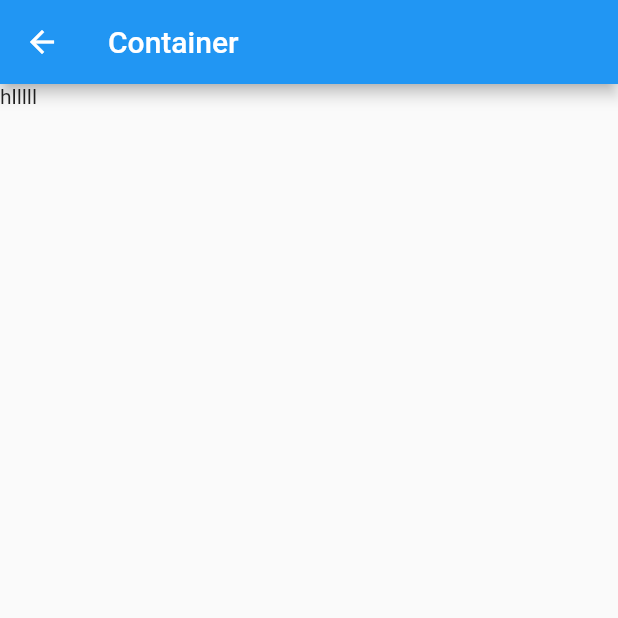
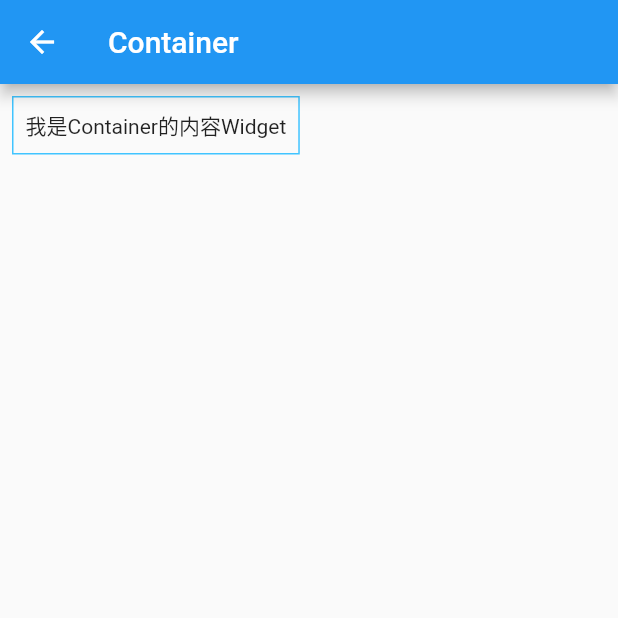
Before and after one commit to xuyisheng/flutter_dojo_other, a Flutter app: the ContainerPage screen opened directly, on a phone screen of 412 x 824 dp, the top half of it. Run offline on Flutter 3.47's test engine with Material 2 defaults, Android fonts, the phone set to English and light mode, and no system bars.

Commit message:
增加Layout等

```diff
--- a/lib/container_page/ContainerPage.dart
+++ /dev/null
@@ -1,13 +0,0 @@
-import 'package:flutter/material.dart';
-
-class ContainerPage extends StatelessWidget {
-  @override
-  Widget build(BuildContext context) {
-    return Scaffold(
-      appBar: AppBar(
-        title: Text('Container'),
-      ),
-      body: Text('hlllll'),
-    );
-  }
-}
--- /dev/null
+++ b/lib/layout/ColumnPage.dart
@@ -0,0 +1,19 @@
+import 'package:flutter/material.dart';
+
+class ColumnPage extends StatelessWidget {
+  @override
+  Widget build(BuildContext context) {
+    return Scaffold(
+      appBar: AppBar(
+        title: Text('Column'),
+      ),
+      body: Column(
+        children: <Widget>[
+          Text('我是第一个内容'),
+          Text('我是第二个内容'),
+          Text('我是第三个内容'),
+        ],
+      ),
+    );
+  }
+}
--- /dev/null
+++ b/lib/layout/ContainerPage.dart
@@ -0,0 +1,24 @@
+import 'package:flutter/material.dart';
+
+class ContainerPage extends StatelessWidget {
+  @override
+  Widget build(BuildContext context) {
+    return Scaffold(
+      appBar: AppBar(
+        title: Text('Container'),
+      ),
+      body: Column(
+        crossAxisAlignment: CrossAxisAlignment.start,
+        children: <Widget>[
+          Container(
+            margin: EdgeInsets.all(8),
+            padding: EdgeInsets.all(8),
+            child: Text('我是Container的内容Widget'),
+            decoration: BoxDecoration(
+                border: Border.all(color: Colors.lightBlueAccent)),
+          )
+        ],
+      ),
+    );
+  }
+}
--- /dev/null
+++ b/lib/layout/RowPage.dart
@@ -0,0 +1,19 @@
+import 'package:flutter/material.dart';
+
+class RowPage extends StatelessWidget {
+  @override
+  Widget build(BuildContext context) {
+    return Scaffold(
+      appBar: AppBar(
+        title: Text('Row'),
+      ),
+      body: Row(
+        children: <Widget>[
+          Text('我是第一个内容'),
+          Text('我是第二个内容'),
+          Text('我是第三个内容'),
+        ],
+      ),
+    );
+  }
+}
```
Also changed, not shown: lib/layout/ExpandedPage.dart (added, +41 -0 lines), lib/layout/IndexedStackPage.dart (added, +28 -0 lines), lib/layout/StackPage.dart (added, +27 -0 lines), lib/layout/TablePage.dart (added, +47 -0 lines), lib/main_page/MainPage.dart (+57 -14 lines).
